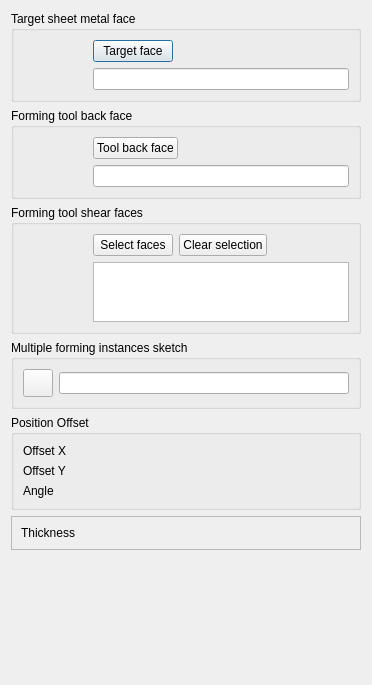
First picture: the form in Resources/panels/StampPanel.ui, repository shaise/FreeCAD_SheetMetal, before the edit.
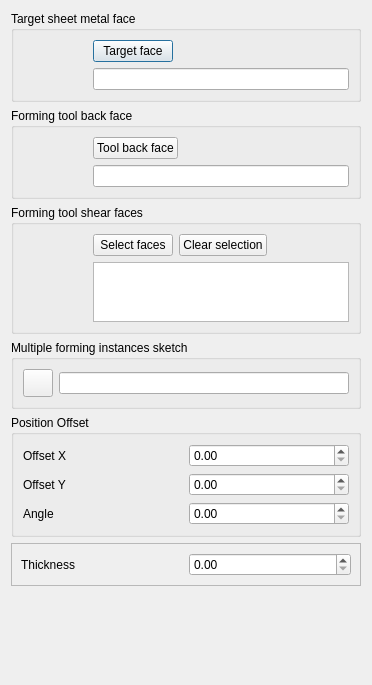
Second picture: the form after the edit. Icons and pictures are not drawn. Custom widgets are drawn as their Qt base class.

Commit message: fix custom class base of Gui::QuantitySpinBox to QDoubleSpinBox to show better under designer.

Diff of the .ui file:
```diff
--- a/Resources/panels/StampPanel.ui
+++ b/Resources/panels/StampPanel.ui
@@ -356,7 +356,7 @@
  <customwidgets>
   <customwidget>
    <class>Gui::QuantitySpinBox</class>
-   <extends>QWidget</extends>
+   <extends>QDoubleSpinBox</extends>
    <header>Gui/QuantitySpinBox.h</header>
   </customwidget>
  </customwidgets>
```
The commit also changes 13 other files.
